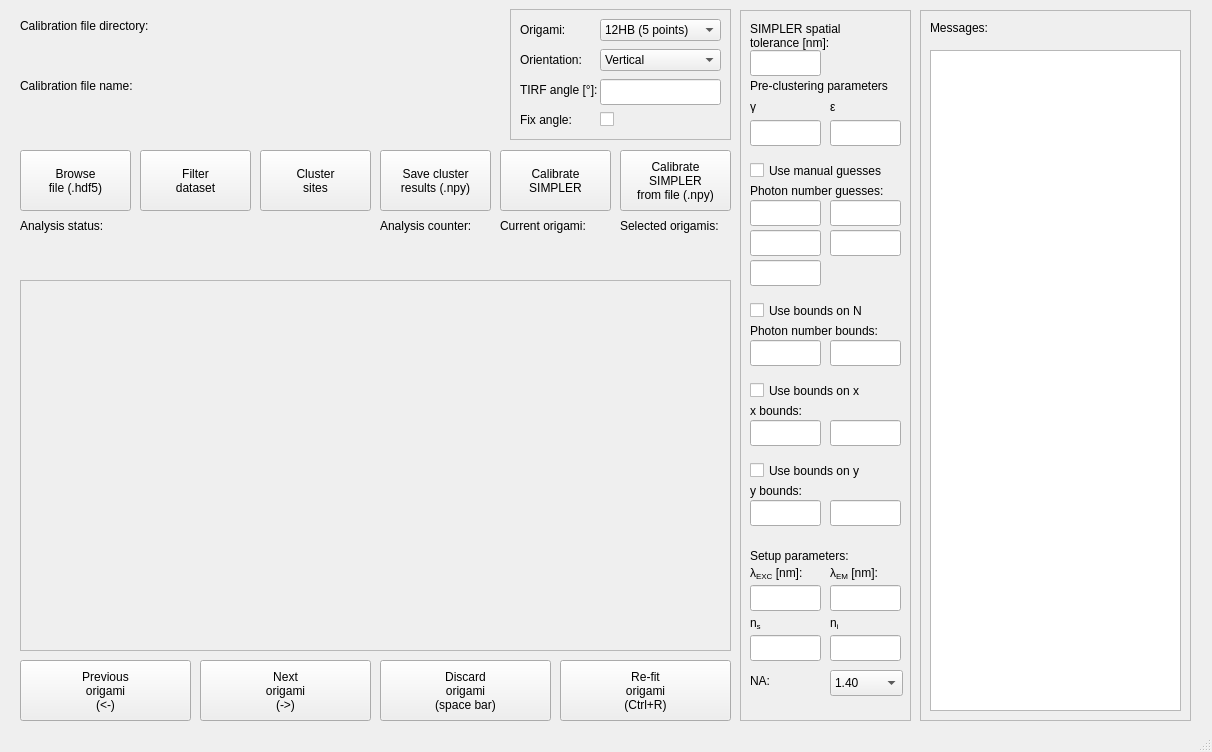
Before: the Qt Designer form src/picasimpler/UI/calibration_ui.ui in azelcer/picasimpler, drawn with Qt 5.
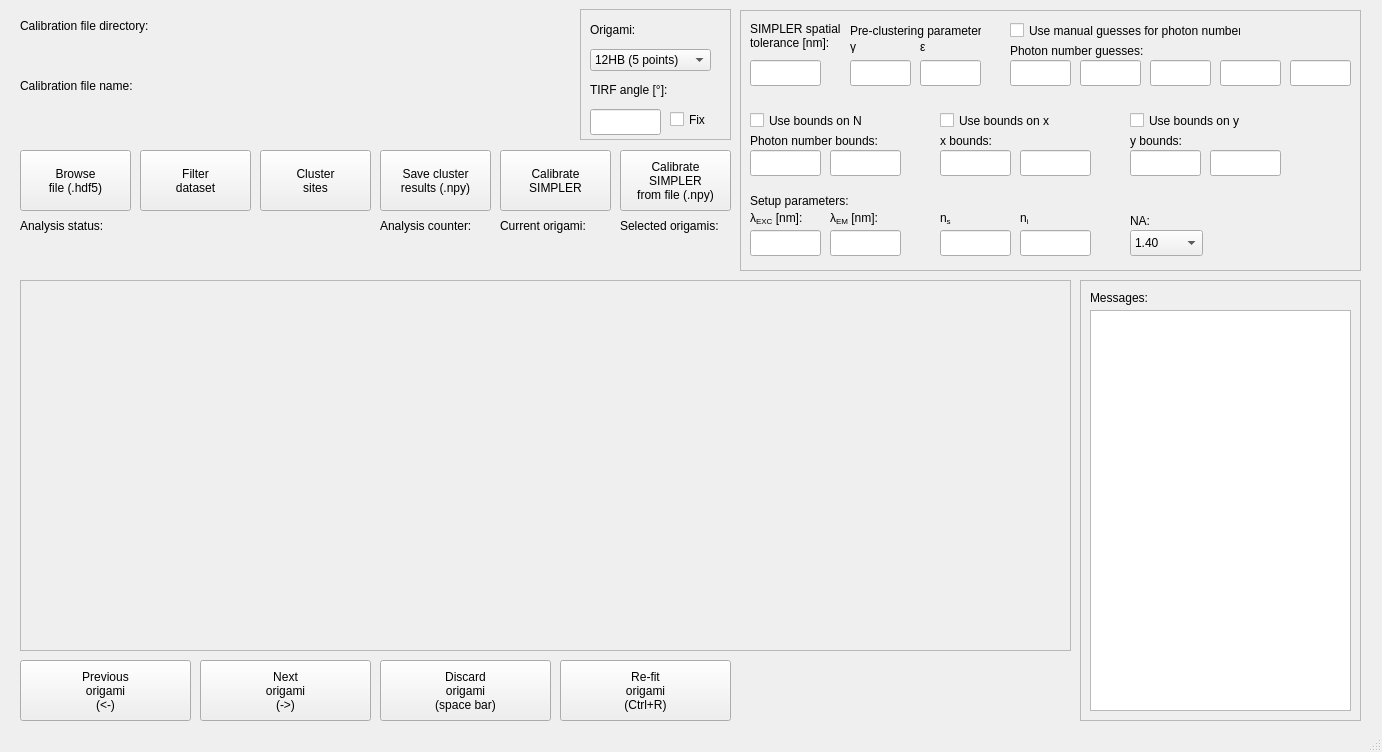
After: the same form once the commit is applied. Custom widgets are drawn as their Qt base class.

```diff
--- a/src/picasimpler/UI/calibration_ui.ui
+++ b/src/picasimpler/UI/calibration_ui.ui
@@ -6,7 +6,7 @@
    <rect>
     <x>0</x>
     <y>0</y>
-    <width>1212</width>
+    <width>1382</width>
     <height>752</height>
    </rect>
   </property>
@@ -31,7 +31,7 @@
    <widget class="PlotWidget" name="yn_widget" native="true">
     <property name="geometry">
      <rect>
-      <x>380</x>
+      <x>720</x>
       <y>300</y>
       <width>331</width>
       <height>331</height>
@@ -97,7 +97,7 @@
    <widget class="PlotWidget" name="xn_widget" native="true">
     <property name="geometry">
      <rect>
-      <x>40</x>
+      <x>380</x>
       <y>300</y>
       <width>331</width>
       <height>331</height>
@@ -282,7 +282,7 @@
      <rect>
       <x>20</x>
       <y>280</y>
-      <width>711</width>
+      <width>1051</width>
       <height>371</height>
      </rect>
     </property>
@@ -341,8 +341,8 @@
      <rect>
       <x>740</x>
       <y>10</y>
-      <width>171</width>
-      <height>711</height>
+      <width>621</width>
+      <height>261</height>
      </rect>
     </property>
     <property name="frameShape">
@@ -354,23 +354,23 @@
     <widget class="QCheckBox" name="manual_guess_checkbox">
      <property name="geometry">
       <rect>
-       <x>10</x>
-       <y>150</y>
-       <width>151</width>
+       <x>270</x>
+       <y>10</y>
+       <width>231</width>
        <height>21</height>
       </rect>
      </property>
      <property name="text">
-      <string>Use manual guesses</string>
+      <string>Use manual guesses for photon numbers</string>
      </property>
     </widget>
     <widget class="QLabel" name="preclust_param_title_label">
      <property name="geometry">
       <rect>
-       <x>10</x>
-       <y>60</y>
-       <width>151</width>
-       <height>31</height>
+       <x>110</x>
+       <y>10</y>
+       <width>131</width>
+       <height>21</height>
       </rect>
      </property>
      <property name="text">
@@ -380,8 +380,8 @@
     <widget class="QLabel" name="guess_title_label">
      <property name="geometry">
       <rect>
-       <x>10</x>
-       <y>170</y>
+       <x>270</x>
+       <y>30</y>
        <width>151</width>
        <height>21</height>
       </rect>
@@ -393,9 +393,9 @@
     <widget class="CustomQLineEdit" name="n1_guess_lineedit">
      <property name="geometry">
       <rect>
-       <x>10</x>
-       <y>190</y>
-       <width>71</width>
+       <x>270</x>
+       <y>50</y>
+       <width>61</width>
        <height>26</height>
       </rect>
      </property>
@@ -403,9 +403,9 @@
     <widget class="CustomQLineEdit" name="n2_guess_lineedit">
      <property name="geometry">
       <rect>
-       <x>90</x>
-       <y>190</y>
-       <width>71</width>
+       <x>340</x>
+       <y>50</y>
+       <width>61</width>
        <height>26</height>
       </rect>
      </property>
@@ -413,9 +413,9 @@
     <widget class="CustomQLineEdit" name="n3_guess_lineedit">
      <property name="geometry">
       <rect>
-       <x>10</x>
-       <y>220</y>
-       <width>71</width>
+       <x>410</x>
+       <y>50</y>
+       <width>61</width>
        <height>26</height>
       </rect>
      </property>
@@ -423,9 +423,9 @@
     <widget class="CustomQLineEdit" name="n4_guess_lineedit">
      <property name="geometry">
       <rect>
-       <x>90</x>
-       <y>220</y>
-       <width>71</width>
+       <x>480</x>
+       <y>50</y>
+       <width>61</width>
        <height>26</height>
       </rect>
      </property>
@@ -433,9 +433,9 @@
     <widget class="CustomQLineEdit" name="preclust_gamma_lineedit">
      <property name="geometry">
       <rect>
-       <x>10</x>
-       <y>110</y>
-       <width>71</width>
+       <x>110</x>
+       <y>50</y>
+       <width>61</width>
        <height>26</height>
       </rect>
      </property>
@@ -443,8 +443,8 @@
     <widget class="QLabel" name="preclust_gamma_title_label">
      <property name="geometry">
       <rect>
-       <x>10</x>
-       <y>90</y>
+       <x>110</x>
+       <y>30</y>
        <width>47</width>
        <height>13</height>
       </rect>
@@ -456,8 +456,8 @@
     <widget class="QLabel" name="preclust_eps_title_label">
      <property name="geometry">
       <rect>
-       <x>90</x>
-       <y>90</y>
+       <x>180</x>
+       <y>30</y>
        <width>47</width>
        <height>13</height>
       </rect>
@@ -469,9 +469,9 @@
     <widget class="CustomQLineEdit" name="preclust_eps_lineedit">
      <property name="geometry">
       <rect>
-       <x>90</x>
-       <y>110</y>
-       <width>71</width>
+       <x>180</x>
+       <y>50</y>
+       <width>61</width>
        <height>26</height>
       </rect>
      </property>
@@ -481,7 +481,7 @@
       <rect>
        <x>10</x>
        <y>10</y>
-       <width>151</width>
+       <width>91</width>
        <height>31</height>
       </rect>
      </property>
@@ -497,7 +497,7 @@
      <property name="geometry">
       <rect>
        <x>10</x>
-       <y>40</y>
+       <y>50</y>
        <width>71</width>
        <height>26</height>
       </rect>
@@ -507,7 +507,7 @@
      <property name="geometry">
       <rect>
        <x>90</x>
-       <y>555</y>
+       <y>200</y>
        <width>71</width>
        <height>16</height>
       </rect>
@@ -520,7 +520,7 @@
      <property name="geometry">
       <rect>
        <x>10</x>
-       <y>555</y>
+       <y>200</y>
        <width>71</width>
        <height>16</height>
       </rect>
@@ -533,7 +533,7 @@
      <property name="geometry">
       <rect>
        <x>90</x>
-       <y>575</y>
+       <y>220</y>
        <width>71</width>
        <height>26</height>
       </rect>
@@ -543,7 +543,7 @@
      <property name="geometry">
       <rect>
        <x>10</x>
-       <y>575</y>
+       <y>220</y>
        <width>71</width>
        <height>26</height>
       </rect>
@@ -552,8 +552,8 @@
     <widget class="QComboBox" name="NA_combobox">
      <property name="geometry">
       <rect>
-       <x>90</x>
-       <y>660</y>
+       <x>390</x>
+       <y>220</y>
        <width>73</width>
        <height>26</height>
       </rect>
@@ -582,8 +582,8 @@
     <widget class="QLabel" name="NA_label">
      <property name="geometry">
       <rect>
-       <x>10</x>
-       <y>660</y>
+       <x>390</x>
+       <y>200</y>
        <width>55</width>
        <height>21</height>
       </rect>
@@ -595,8 +595,8 @@
     <widget class="QLabel" name="n_i_title_label">
      <property name="geometry">
       <rect>
-       <x>90</x>
-       <y>605</y>
+       <x>280</x>
+       <y>200</y>
        <width>55</width>
        <height>16</height>
       </rect>
@@ -608,8 +608,8 @@
     <widget class="QLabel" name="n_s_title_label_2">
      <property name="geometry">
       <rect>
-       <x>10</x>
-       <y>605</y>
+       <x>200</x>
+       <y>200</y>
        <width>55</width>
        <height>16</height>
       </rect>
@@ -621,8 +621,8 @@
     <widget class="CustomQLineEdit" name="n_i_lineedit">
      <property name="geometry">
       <rect>
-       <x>90</x>
-       <y>625</y>
+       <x>280</x>
+       <y>220</y>
        <width>71</width>
        <height>26</height>
       </rect>
@@ -631,8 +631,8 @@
     <widget class="CustomQLineEdit" name="n_s_lineedit">
      <property name="geometry">
       <rect>
-       <x>10</x>
-       <y>625</y>
+       <x>200</x>
+       <y>220</y>
        <width>71</width>
        <height>26</height>
       </rect>
@@ -642,7 +642,7 @@
      <property name="geometry">
       <rect>
        <x>10</x>
-       <y>290</y>
+       <y>100</y>
        <width>151</width>
        <height>21</height>
       </rect>
@@ -655,7 +655,7 @@
      <property name="geometry">
       <rect>
        <x>10</x>
-       <y>330</y>
+       <y>140</y>
        <width>71</width>
        <height>26</height>
       </rect>
@@ -665,7 +665,7 @@
      <property name="geometry">
       <rect>
        <x>10</x>
-       <y>310</y>
+       <y>120</y>
        <width>151</width>
        <height>21</height>
       </rect>
@@ -678,7 +678,7 @@
      <property name="geometry">
       <rect>
        <x>90</x>
-       <y>330</y>
+       <y>140</y>
        <width>71</width>
        <height>26</height>
       </rect>
@@ -688,7 +688,7 @@
      <property name="geometry">
       <rect>
        <x>10</x>
-       <y>535</y>
+       <y>180</y>
        <width>151</width>
        <height>21</height>
       </rect>
@@ -700,9 +700,9 @@
     <widget class="CustomQLineEdit" name="n5_guess_lineedit">
      <property name="geometry">
       <rect>
-       <x>10</x>
-       <y>250</y>
-       <width>71</width>
+       <x>550</x>
+       <y>50</y>
+       <width>61</width>
        <height>26</height>
       </rect>
      </property>
@@ -710,8 +710,8 @@
     <widget class="QCheckBox" name="x_bounds_checkbox">
      <property name="geometry">
       <rect>
-       <x>10</x>
-       <y>370</y>
+       <x>200</x>
+       <y>100</y>
        <width>151</width>
        <height>21</height>
       </rect>
@@ -723,8 +723,8 @@
     <widget class="QLabel" name="x_bound_title_label">
      <property name="geometry">
       <rect>
-       <x>10</x>
-       <y>390</y>
+       <x>200</x>
+       <y>120</y>
        <width>151</width>
        <height>21</height>
       </rect>
@@ -736,8 +736,8 @@
     <widget class="CustomQLineEdit" name="x_bound1_lineedit">
      <property name="geometry">
       <rect>
-       <x>10</x>
-       <y>410</y>
+       <x>200</x>
+       <y>140</y>
        <width>71</width>
        <height>26</height>
       </rect>
@@ -746,8 +746,8 @@
     <widget class="CustomQLineEdit" name="x_bound2_lineedit">
      <property name="geometry">
       <rect>
-       <x>90</x>
-       <y>410</y>
+       <x>280</x>
+       <y>140</y>
        <width>71</width>
        <height>26</height>
       </rect>
@@ -756,8 +756,8 @@
     <widget class="CustomQLineEdit" name="y_bound1_lineedit">
      <property name="geometry">
       <rect>
-       <x>10</x>
-       <y>490</y>
+       <x>390</x>
+       <y>140</y>
        <width>71</width>
        <height>26</height>
       </rect>
@@ -766,8 +766,8 @@
     <widget class="CustomQLineEdit" name="y_bound2_lineedit">
      <property name="geometry">
       <rect>
-       <x>90</x>
-       <y>490</y>
+       <x>470</x>
+       <y>140</y>
        <width>71</width>
        <height>26</height>
       </rect>
@@ -776,8 +776,8 @@
     <widget class="QCheckBox" name="y_bounds_checkbox">
      <property name="geometry">
       <rect>
-       <x>10</x>
-       <y>450</y>
+       <x>390</x>
+       <y>100</y>
        <width>151</width>
        <height>21</height>
       </rect>
@@ -789,8 +789,8 @@
     <widget class="QLabel" name="y_bound_title_label_2">
      <property name="geometry">
       <rect>
-       <x>10</x>
-       <y>470</y>
+       <x>390</x>
+       <y>120</y>
        <width>151</width>
        <height>21</height>
       </rect>
@@ -818,10 +818,10 @@
    <widget class="QFrame" name="msg_frame">
     <property name="geometry">
      <rect>
-      <x>920</x>
-      <y>10</y>
-      <width>271</width>
-      <height>711</height>
+      <x>1080</x>
+      <y>280</y>
+      <width>281</width>
+      <height>441</height>
      </rect>
     </property>
     <property name="frameShape">
@@ -847,9 +847,9 @@
      <property name="geometry">
       <rect>
        <x>10</x>
-       <y>40</y>
-       <width>251</width>
-       <height>661</height>
+       <y>30</y>
+       <width>261</width>
+       <height>401</height>
       </rect>
      </property>
     </widget>
@@ -857,9 +857,9 @@
    <widget class="QFrame" name="sample_frame">
     <property name="geometry">
      <rect>
-      <x>510</x>
+      <x>580</x>
       <y>9</y>
-      <width>221</width>
+      <width>151</width>
       <height>131</height>
      </rect>
     </property>
@@ -885,8 +885,8 @@
     <widget class="QComboBox" name="sampletype_combobox">
      <property name="geometry">
       <rect>
-       <x>90</x>
-       <y>10</y>
+       <x>10</x>
+       <y>40</y>
        <width>121</width>
        <height>22</height>
       </rect>
@@ -902,39 +902,6 @@
       </property>
      </item>
     </widget>
-    <widget class="QLabel" name="orientation_title_label">
-     <property name="geometry">
-      <rect>
-       <x>10</x>
-       <y>40</y>
-       <width>81</width>
-       <height>21</height>
-      </rect>
-     </property>
-     <property name="text">
-      <string>Orientation:</string>
-     </property>
-    </widget>
-    <widget class="QComboBox" name="orientation_combobox">
-     <property name="geometry">
-      <rect>
-       <x>90</x>
-       <y>40</y>
-       <width>121</width>
-       <height>22</height>
-      </rect>
-     </property>
-     <item>
-      <property name="text">
-       <string>Vertical</string>
-      </property>
-     </item>
-     <item>
-      <property name="text">
-       <string>Horizontal</string>
-      </property>
-     </item>
-    </widget>
     <widget class="QLabel" name="angle_title_label">
      <property name="geometry">
       <rect>
@@ -951,37 +918,24 @@
     <widget class="CustomQLineEdit" name="angle_lineEdit">
      <property name="geometry">
       <rect>
-       <x>90</x>
-       <y>70</y>
-       <width>121</width>
-       <height>26</height>
-      </rect>
-     </property>
-    </widget>
-    <widget class="QLabel" name="fix_angle_title_label">
-     <property name="geometry">
-      <rect>
        <x>10</x>
        <y>100</y>
-       <width>81</width>
-       <height>21</height>
+       <width>71</width>
+       <height>26</height>
       </rect>
      </property>
-     <property name="text">
-      <string>Fix angle:</string>
-     </property>
     </widget>
     <widget class="QCheckBox" name="fix_angle_checkBox">
      <property name="geometry">
       <rect>
        <x>90</x>
        <y>100</y>
-       <width>81</width>
+       <width>41</width>
        <height>21</height>
       </rect>
      </property>
      <property name="text">
-      <string/>
+      <string>Fix</string>
      </property>
     </widget>
    </widget>
```
Left out of the diff: 10 changed lines with no effect on the pictures.
